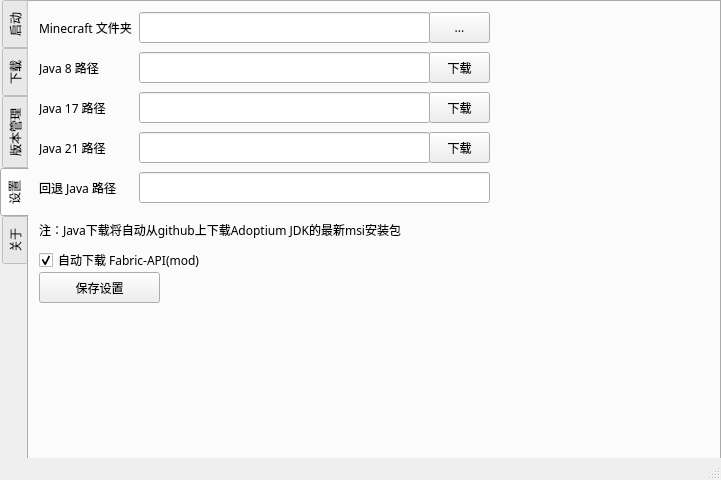
HPLAY-dev/spectrum-minecraft-launcher, file qt.ui: the form before one commit.
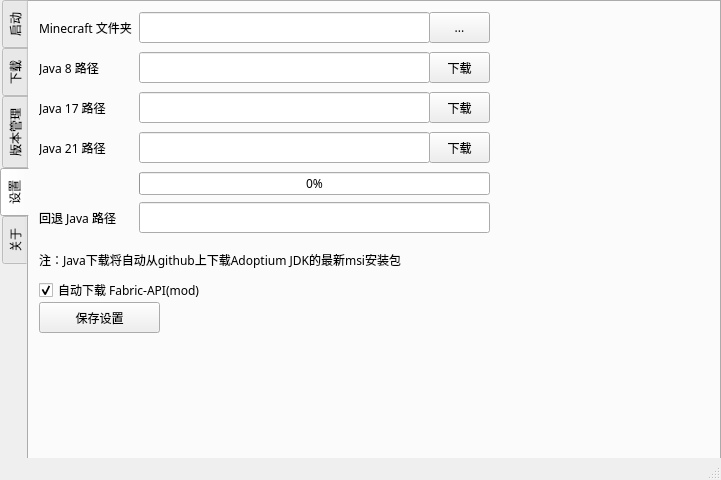
The form after the commit. The open tabs and pages were chosen to show the change. Icons and pictures are not drawn.

What changed in the file:
```diff
--- a/qt.ui
+++ b/qt.ui
@@ -883,7 +883,7 @@
       <property name="geometry">
        <rect>
         <x>10</x>
-        <y>270</y>
+        <y>300</y>
         <width>121</width>
         <height>31</height>
        </rect>
@@ -896,7 +896,7 @@
       <property name="geometry">
        <rect>
         <x>110</x>
-        <y>170</y>
+        <y>200</y>
         <width>351</width>
         <height>31</height>
        </rect>
@@ -906,7 +906,7 @@
       <property name="geometry">
        <rect>
         <x>10</x>
-        <y>175</y>
+        <y>205</y>
         <width>111</width>
         <height>21</height>
        </rect>
@@ -922,7 +922,7 @@
       <property name="geometry">
        <rect>
         <x>10</x>
-        <y>250</y>
+        <y>280</y>
         <width>171</width>
         <height>16</height>
        </rect>
@@ -977,7 +977,7 @@
       <property name="geometry">
        <rect>
         <x>10</x>
-        <y>220</y>
+        <y>250</y>
         <width>451</width>
         <height>16</height>
        </rect>
@@ -999,6 +999,19 @@
        <string>...</string>
       </property>
      </widget>
+     <widget class="QProgressBar" name="progressBar_3">
+      <property name="geometry">
+       <rect>
+        <x>110</x>
+        <y>170</y>
+        <width>351</width>
+        <height>23</height>
+       </rect>
+      </property>
+      <property name="value">
+       <number>0</number>
+      </property>
+     </widget>
     </widget>
     <widget class="QWidget" name="tab_6">
      <attribute name="icon">
```
